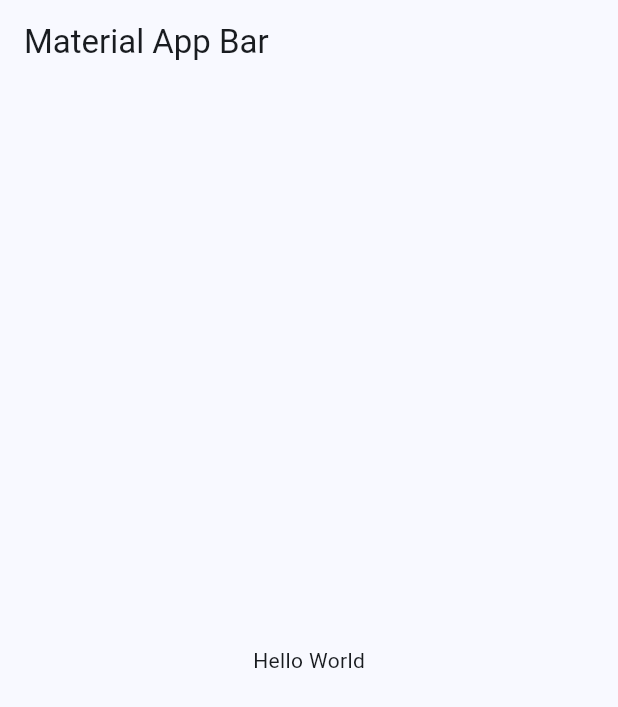
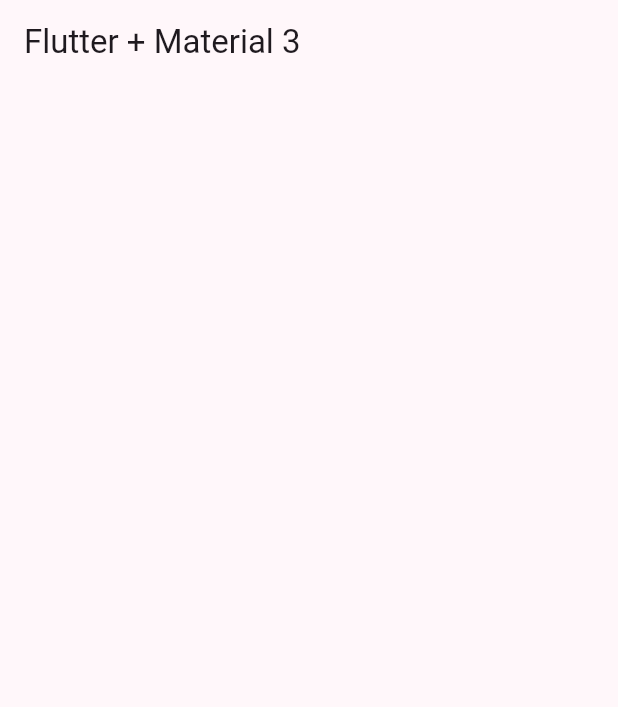
Before and after one commit to AngelTravieso/05-widgets_app, a Flutter app: the screen it shows after launch, on a phone screen of 412 x 824 dp. Shown: the top 707 px of the screen. Run offline on Flutter 3.47's test engine with Material 2 defaults, Android fonts, the phone set to English and light mode, and no system bars.

Commit message:
opciones de la aplicacion

```diff
--- a/lib/config/theme/app_theme.dart
+++ b/lib/config/theme/app_theme.dart
@@ -27,6 +27,9 @@ class AppTheme {
     return ThemeData(
       useMaterial3: true,
       colorSchemeSeed: colorList[selectedColor],
+      appBarTheme: const AppBarTheme(
+        centerTitle: false,
+      ),
     );
   }
 }
--- a/lib/main.dart
+++ b/lib/main.dart
@@ -1,5 +1,7 @@
 import 'package:flutter/material.dart';
 import 'package:widgets_app/config/theme/app_theme.dart';
+
+import 'presentation/screens/home/home_screen.dart';
 
 void main() => runApp(const MyApp());
 
@@ -11,15 +13,8 @@ class MyApp extends StatelessWidget {
     return MaterialApp(
       debugShowCheckedModeBanner: false,
       title: 'Material App',
-      theme: AppTheme(selectedColor: 0).getTheme(),
-      home: Scaffold(
-        appBar: AppBar(
-          title: const Text('Material App Bar'),
-        ),
-        body: const Center(
-          child: Text('Hello World'),
-        ),
-      ),
+      theme: AppTheme(selectedColor: 4).getTheme(),
+      home: const HomeScreen(),
     );
   }
 }
--- /dev/null
+++ b/lib/presentation/screens/home/home_screen.dart
@@ -0,0 +1,14 @@
+import 'package:flutter/material.dart';
+
+class HomeScreen extends StatelessWidget {
+  const HomeScreen({super.key});
+
+  @override
+  Widget build(BuildContext context) {
+    return Scaffold(
+      appBar: AppBar(
+        title: const Text('Flutter + Material 3'),
+      ),
+    );
+  }
+}
```
Also changed, not shown: lib/config/menu/meni_items.dart (added, +31 -0 lines).
